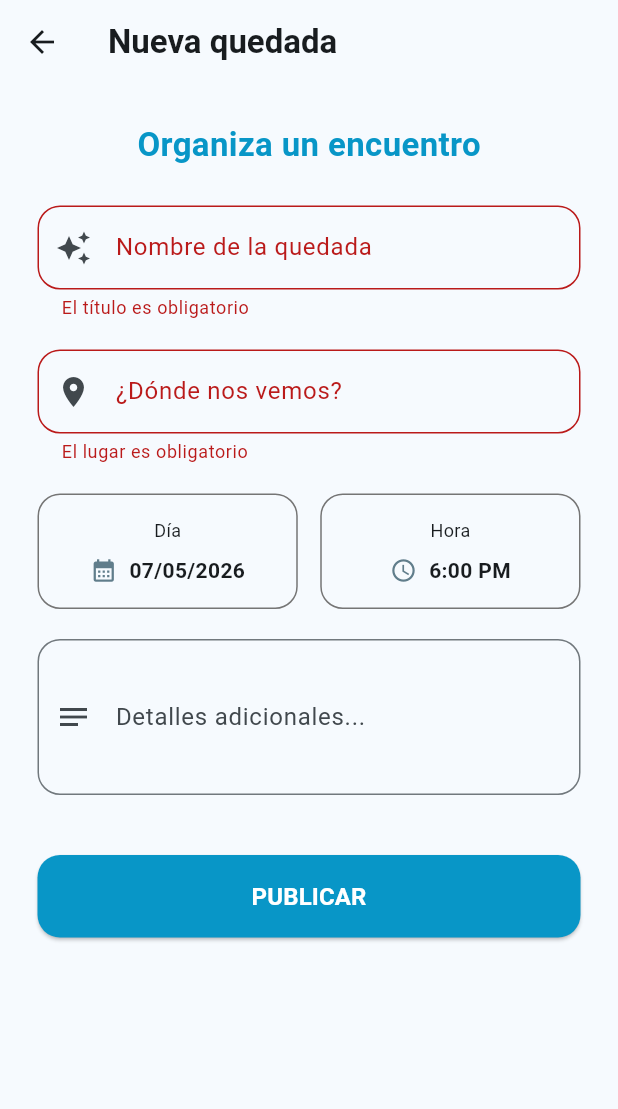
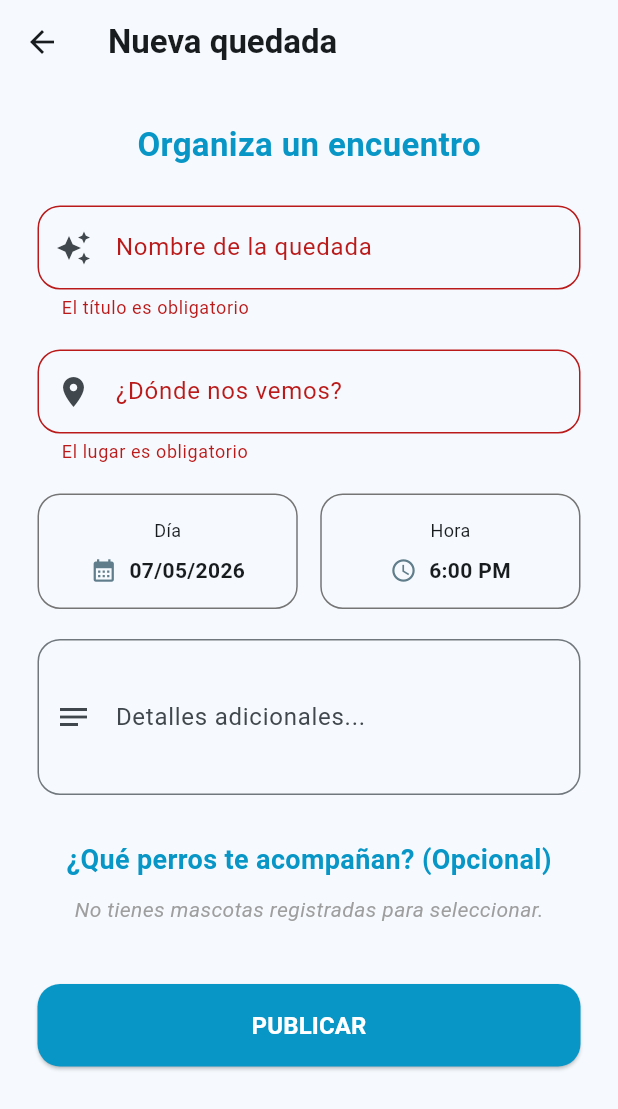
Before and after one commit to marialandero/pawpark-frontend, a Flutter app: the FormQuedadaScreen screen opened by its route, after a tap on "PUBLICAR", on a phone screen of 412 x 824 dp. Shown: the top 1109 px of the screen. Run offline on Flutter 3.47's test engine with Material 3 defaults, Android fonts, the light colour scheme and no system bars; our stand-ins replace email_validator, firebase_auth, firebase_core, flutter_map, google_fonts, image_picker and 1 more; accounts and stored records are empty; Roboto replaces fonts that are missing (Didact Gothic).

Commit message:
Fallos con las pantallas de Quedadas pulidos

```diff
--- a/lib/main.dart
+++ b/lib/main.dart
@@ -10,11 +10,11 @@ import 'package:pawpark_frontend/screens/feed/search_screen.dart';
 import 'package:pawpark_frontend/screens/mapas/mapa_prueba.dart';
 import 'package:pawpark_frontend/screens/mapas/mapas_screen.dart';
 import 'package:pawpark_frontend/screens/perfil/form_editar_perfil_screen.dart';
-import 'package:pawpark_frontend/screens/perfil/form_crear_mascota_screen.dart';
+import 'package:pawpark_frontend/screens/perfil/form_mascota_screen.dart';
 import 'package:pawpark_frontend/screens/perfil/perfil_mascota_screen.dart';
 import 'package:pawpark_frontend/screens/perfil/perfil_screen.dart';
 import 'package:pawpark_frontend/screens/quedadas/detalle_quedada_screen.dart';
-import 'package:pawpark_frontend/screens/quedadas/form_crear_quedada_screen.dart';
+import 'package:pawpark_frontend/screens/quedadas/form_quedada_screen.dart';
 import 'package:pawpark_frontend/screens/quedadas/quedadas_screen.dart';
 import 'package:pawpark_frontend/theme/theme.dart';
 import 'package:pawpark_frontend/utils/util.dart';
--- a/lib/screens/quedadas/form_crear_quedada_screen.dart
+++ /dev/null
@@ -1,214 +0,0 @@
-import 'package:flutter/material.dart';
-import 'package:provider/provider.dart';
-import 'package:intl/intl.dart';
-import '../../providers/usuario_provider.dart';
-import '../../api/service/quedada_service.dart';
-
-class FormQuedadaScreen extends StatefulWidget {
-  const FormQuedadaScreen({super.key});
-
-  @override
-  State<FormQuedadaScreen> createState() => _FormQuedadaScreenState();
-}
-
-class _FormQuedadaScreenState extends State<FormQuedadaScreen> {
-  // El GlobalKey nos permite validar todos los campos del formulario a la vez
-  final _formKey = GlobalKey<FormState>();
-
-  // Controladores para capturar el texto escrito por el usuario
-  final _tituloController = TextEditingController();
-  final _descController = TextEditingController();
-  final _lugarController = TextEditingController();
-
-  // Variables de estado para la fecha y la hora (por defecto: mañana a las 18:00)
-  DateTime _fecha = DateTime.now().add(Duration(days: 1));
-  TimeOfDay _hora = TimeOfDay(hour: 18, minute: 0);
-
-  // Para mostrar un circulito de carga mientras el backend responde
-  bool _isLoading = false;
-
-  // Muestra el calendario nativo del móvil
-  Future<void> _pickDate() async {
-    final picked = await showDatePicker(
-      context: context,
-      initialDate: _fecha,
-      firstDate: DateTime.now(), // No permitimos quedadas en el pasado
-      lastDate: DateTime.now().add(Duration(days: 90)), // Máximo 3 meses vista
-    );
-    if (picked != null) setState(() => _fecha = picked);
-  }
-
-  // Muestra el reloj nativo del móvil
-  Future<void> _pickTime() async {
-    final picked = await showTimePicker(context: context, initialTime: _hora);
-    if (picked != null) setState(() => _hora = picked);
-  }
-
-  // MÉTODO PARA ENVIAR LOS DATOS A JAVA
-  Future<void> _submit() async {
-    // Validamos que los campos obligatorios estén rellenos
-    if (!_formKey.currentState!.validate()) return;
-
-    setState(() => _isLoading = true);
-
-    // Combinamos el objeto DateTime de la fecha con el TimeOfDay de la hora
-    final fechaFinal = DateTime(
-        _fecha.year, _fecha.month, _fecha.day, _hora.hour, _hora.minute
-    );
-
-    // Obtenemos el UID del creador desde el Provider (sin esperas)
-    final userProvider = Provider.of<UsuarioProvider>(context, listen: false);
-    final uid = userProvider.usuario?.firebaseUid;
-
-    // Preparamos el "paquete" (JSON) para enviar a Spring Boot
-    final payload = {
-      "creadorUid": uid,
-      "titulo": _tituloController.text,
-      "descripcion": _descController.text,
-      "lugarNombre": _lugarController.text,
-      "fechaHora": fechaFinal.toIso8601String(), // Formato ISO que entiende LocalDateTime.parse()
-    };
-
-    try {
-      // Llamamos al servicio de la API
-      final success = await QuedadaService.crearQuedada(payload);
-
-      if (success != null && mounted) {
-        // Si hay éxito, cerramos la pantalla y devolvemos 'true' para que la lista se refresque
-        Navigator.pop(context, true);
-      }
-    } catch (e) {
-      // Si el backend da error (ej: servidor apagado), mostramos aviso
-      ScaffoldMessenger.of(context).showSnackBar(
-        SnackBar(content: Text("Error al conectar con el servidor: $e")),
-      );
-    } finally {
-      if (mounted) setState(() => _isLoading = false);
-    }
-  }
-
-  @override
-  Widget build(BuildContext context) {
-    final color = Theme.of(context).colorScheme;
-    final text = Theme.of(context).textTheme;
-
-    return Scaffold(
-      appBar: AppBar(
-        title: Text("Nueva quedada", style: TextStyle(fontWeight: FontWeight.bold)),
-      ),
-      body: _isLoading
-          ? Center(child: CircularProgressIndicator())
-          : SingleChildScrollView(
-        padding: EdgeInsets.all(25),
-        child: Form(
-          key: _formKey,
-          child: Column(
-            children: [
-              Text("Organiza un encuentro",
-                  style: TextStyle(fontSize: 22, fontWeight: FontWeight.bold, color: color.primary)),
-              SizedBox(height: 25),
-
-              TextFormField(
-                controller: _tituloController,
-                decoration: _inputDeco("Nombre de la quedada", Icons.auto_awesome),
-                validator: (v) => v!.isEmpty ? "El título es obligatorio" : null,
-              ),
-              SizedBox(height: 20),
-
-              TextFormField(
-                controller: _lugarController,
-                decoration: _inputDeco("¿Dónde nos vemos?", Icons.location_on),
-                validator: (v) => v!.isEmpty ? "El lugar es obligatorio" : null,
-              ),
-              SizedBox(height: 20),
-
-              // Fila con los selectores de Fecha y Hora
-              Row(
-                children: [
-                  Expanded(
-                    child: _dateTimeTile(
-                        label: "Día",
-                        value: DateFormat('dd/MM/yyyy').format(_fecha),
-                        icon: Icons.calendar_month,
-                        onTap: _pickDate
-                    ),
-                  ),
-                  SizedBox(width: 15),
-                  Expanded(
-                    child: _dateTimeTile(
-                        label: "Hora",
-                        value: _hora.format(context),
-                        icon: Icons.schedule,
-                        onTap: _pickTime
-                    ),
-                  ),
-                ],
-              ),
-              SizedBox(height: 20),
-
-              // Campo descripción multilínea
-              TextFormField(
-                controller: _descController,
-                maxLines: 3,
-                decoration: _inputDeco("Detalles adicionales...", Icons.notes),
-              ),
-
-              SizedBox(height: 40),
-
-              // Botón de enviar
-              SizedBox(
-                width: double.infinity,
-                height: 55,
-                child: ElevatedButton(
-                  onPressed: _submit,
-                  style: ElevatedButton.styleFrom(
-                      backgroundColor: color.primary,
-                      shape: RoundedRectangleBorder(borderRadius: BorderRadius.circular(15))
-                  ),
-                  child: Text("PUBLICAR",
-                      style: TextStyle(color: color.onPrimary, fontWeight: FontWeight.bold, fontSize: 16)),
-                ),
-              )
-            ],
-          ),
-        ),
-      ),
-    );
-  }
-
-  // Estilo reutilizable para los campos de texto
-  InputDecoration _inputDeco(String label, IconData icon) => InputDecoration(
-    labelText: label,
-    prefixIcon: Icon(icon),
-    border: OutlineInputBorder(borderRadius: BorderRadius.all(Radius.circular(15))),
-  );
-
-  // Widget personalizado para los botones de Fecha/Hora
-  Widget _dateTimeTile({required String label, required String value, required IconData icon, required VoidCallback onTap}) {
-    return InkWell(
-      onTap: onTap,
-      borderRadius: BorderRadius.circular(15),
-      child: Container(
-        padding: EdgeInsets.symmetric(vertical: 15, horizontal: 10),
-        decoration: BoxDecoration(
-            border: Border.all(color: Colors.grey[600]!),
-            borderRadius: BorderRadius.circular(15)
-        ),
-        child: Column(
-          children: [
-            Text(label, style: TextStyle(fontSize: 12)),
-            SizedBox(height: 8),
-            Row(
-              mainAxisAlignment: MainAxisAlignment.center,
-              children: [
-                Icon(icon, size: 18, color: Colors.blueGrey),
-                SizedBox(width: 8),
-                Text(value, style: TextStyle(fontWeight: FontWeight.bold)),
-              ],
-            )
-          ],
-        ),
-      ),
-    );
-  }
-}
--- /dev/null
+++ b/lib/screens/quedadas/form_quedada_screen.dart
@@ -0,0 +1,301 @@
+import 'package:flutter/material.dart';
+import 'package:provider/provider.dart';
+import 'package:intl/intl.dart';
+import '../../providers/usuario_provider.dart';
+import '../../api/service/quedada_service.dart';
+
+class FormQuedadaScreen extends StatefulWidget {
+  const FormQuedadaScreen({super.key});
+
+  @override
+  State<FormQuedadaScreen> createState() => _FormQuedadaScreenState();
+}
+
+class _FormQuedadaScreenState extends State<FormQuedadaScreen> {
+  // El GlobalKey nos permite validar todos los campos del formulario a la vez
+  final _formKey = GlobalKey<FormState>();
+
+  // Controladores para capturar el texto escrito por el usuario
+  final _tituloController = TextEditingController();
+  final _descController = TextEditingController();
+  final _lugarController = TextEditingController();
+
+  // Variable para almacenar los perros seleccionados (puede quedar vacía)
+  List<int> _mascotasSeleccionadas = [];
+
+  // Variables de estado para la fecha y la hora (por defecto: mañana a las 18:00)
+  DateTime _fecha = DateTime.now().add(Duration(days: 1));
+  TimeOfDay _hora = TimeOfDay(hour: 18, minute: 0);
+
+  // Para mostrar un circulito de carga mientras el backend responde
+  bool _isLoading = false;
+
+  // Muestra el calendario nativo del móvil
+  Future<void> _pickDate() async {
+    final picked = await showDatePicker(
+      context: context,
+      initialDate: _fecha,
+      firstDate: DateTime.now(), // No permitimos quedadas en el pasado
+      lastDate: DateTime.now().add(Duration(days: 90)), // Máximo 3 meses vista
+    );
+    if (picked != null) setState(() => _fecha = picked);
+  }
+
+  // Muestra el reloj nativo del móvil
+  Future<void> _pickTime() async {
+    final picked = await showTimePicker(context: context, initialTime: _hora);
+    if (picked != null) setState(() => _hora = picked);
+  }
+
+  // MÉTODO PARA ENVIAR LOS DATOS A JAVA
+  Future<void> _submit() async {
+    // Validamos que los campos obligatorios estén rellenos
+    if (!_formKey.currentState!.validate()) return;
+
+    setState(() => _isLoading = true);
+
+    // Combinamos el objeto DateTime de la fecha con el TimeOfDay de la hora
+    final fechaFinal = DateTime(
+      _fecha.year,
+      _fecha.month,
+      _fecha.day,
+      _hora.hour,
+      _hora.minute,
+    );
+
+    // Obtenemos el UID del creador desde el Provider (sin esperas)
+    final userProvider = Provider.of<UsuarioProvider>(context, listen: false);
+    final uid = userProvider.usuario?.firebaseUid;
+
+    // Preparamos el "paquete" (JSON) para enviar a Spring Boot
+    final payload = {
+      "creadorUid": uid,
+      "titulo": _tituloController.text,
+      "descripcion": _descController.text,
+      "lugarNombre": _lugarController.text,
+      "fechaHora": fechaFinal.toIso8601String(),
+      // Formato ISO que entiende LocalDateTime.parse()
+      "mascotasIds": _mascotasSeleccionadas,
+      // Se envía la lista (vacía o con IDs)
+    };
+
+    try {
+      // Llamamos al servicio de la API
+      final success = await QuedadaService.crearQuedada(payload);
+
+      if (success != null && mounted) {
+        // Si hay éxito, cerramos la pantalla y devolvemos 'true' para que la lista se refresque
+        Navigator.pop(context, true);
+      }
+    } catch (e) {
+      // Si el backend da error (ej: servidor apagado), mostramos aviso
+      ScaffoldMessenger.of(context).showSnackBar(
+        SnackBar(content: Text("Error al conectar con el servidor: $e")),
+      );
+    } finally {
+      if (mounted) setState(() => _isLoading = false);
+    }
+  }
+
+  @override
+  Widget build(BuildContext context) {
+    final color = Theme.of(context).colorScheme;
+    final text = Theme.of(context).textTheme;
+    final userProvider = context.watch<UsuarioProvider>();
+
+    return Scaffold(
+      appBar: AppBar(
+        title: Text(
+          "Nueva quedada",
+          style: TextStyle(fontWeight: FontWeight.bold),
+        ),
+      ),
+      body: _isLoading
+          ? Center(child: CircularProgressIndicator())
+          : SingleChildScrollView(
+              padding: EdgeInsets.all(25),
+              child: Form(
+                key: _formKey,
+                child: Column(
+                  children: [
+                    Text(
+                      "Organiza un encuentro",
+                      style: TextStyle(
+                        fontSize: 22,
+                        fontWeight: FontWeight.bold,
+                        color: color.primary,
+                      ),
+                    ),
+                    SizedBox(height: 25),
+
+                    TextFormField(
+                      controller: _tituloController,
+                      decoration: _inputDeco(
+                        "Nombre de la quedada",
+                        Icons.auto_awesome,
+                      ),
+                      validator: (v) =>
+                          v!.isEmpty ? "El título es obligatorio" : null,
+                    ),
+                    SizedBox(height: 20),
+
+                    TextFormField(
+                      controller: _lugarController,
+                      decoration: _inputDeco(
+                        "¿Dónde nos vemos?",
+                        Icons.location_on,
+                      ),
+                      validator: (v) =>
+                          v!.isEmpty ? "El lugar es obligatorio" : null,
+                    ),
+                    SizedBox(height: 20),
+
+                    // Fila con los selectores de Fecha y Hora
+                    Row(
+                      children: [
+                        Expanded(
+                          child: _dateTimeTile(
+                            label: "Día",
+                            value: DateFormat('dd/MM/yyyy').format(_fecha),
+                            icon: Icons.calendar_month,
+                            onTap: _pickDate,
+                          ),
+                        ),
+                        SizedBox(width: 15),
+                        Expanded(
+                          child: _dateTimeTile(
+                            label: "Hora",
+                            value: _hora.format(context),
+                            icon: Icons.schedule,
+                            onTap: _pickTime,
+                          ),
+                        ),
+                      ],
+                    ),
+                    SizedBox(height: 20),
+
+                    // Campo descripción multilínea
+                    TextFormField(
+                      controller: _descController,
+                      maxLines: 3,
+                      decoration: _inputDeco(
+                        "Detalles adicionales...",
+                        Icons.notes,
+                      ),
+                    ),
+
+                    SizedBox(height: 30),
+                    Text(
+                      "¿Qué perros te acompañan? (Opcional)",
+                      style: TextStyle(
+                        fontSize: 18,
+                        fontWeight: FontWeight.bold,
+                        color: color.primary,
+                      ),
+                    ),
+                    SizedBox(height: 10),
+                    if (userProvider.usuario != null &&
+                        userProvider.usuario!.mascotas.isNotEmpty)
+                      ...userProvider.usuario!.mascotas
+                          .map(
+                            (m) => CheckboxListTile(
+                              title: Text(m.nombre),
+                              secondary: const Icon(Icons.pets),
+                              value: _mascotasSeleccionadas.contains(m.id),
+                              onChanged: (bool? seleccionado) {
+                                setState(() {
+                                  if (seleccionado == true) {
+                                    _mascotasSeleccionadas.add(m.id!);
+                                  } else {
+                                    _mascotasSeleccionadas.remove(m.id);
+                                  }
+                                });
+                              },
+                              activeColor: color.primary,
+                              contentPadding: EdgeInsets.zero,
+                              controlAffinity: ListTileControlAffinity.leading,
+                            ),
+                          )
+                          .toList()
+                    else
+                      Text(
+                        "No tienes mascotas registradas para seleccionar.",
+                        style: TextStyle(
+                          color: Colors.grey,
+                          fontStyle: FontStyle.italic,
+                        ),
+                      ),
+                    SizedBox(height: 40),
+
+                    // Botón de enviar
+                    SizedBox(
+                      width: double.infinity,
+                      height: 55,
+                      child: ElevatedButton(
+                        onPressed: _submit,
+                        style: ElevatedButton.styleFrom(
+                          backgroundColor: color.primary,
+                          shape: RoundedRectangleBorder(
+                            borderRadius: BorderRadius.circular(15),
+                          ),
+                        ),
+                        child: Text(
+                          "PUBLICAR",
+                          style: TextStyle(
+                            color: color.onPrimary,
+                            fontWeight: FontWeight.bold,
+                            fontSize: 16,
+                          ),
+                        ),
+                      ),
+                    ),
+                  ],
+                ),
+              ),
+            ),
+    );
+  }
+
+  // Estilo reutilizable para los campos de texto
+  InputDecoration _inputDeco(String label, IconData icon) => InputDecoration(
+    labelText: label,
+    prefixIcon: Icon(icon),
+    border: OutlineInputBorder(
+      borderRadius: BorderRadius.all(Radius.circular(15)),
+    ),
+  );
+
+  // Widget personalizado para los botones de Fecha/Hora
+  Widget _dateTimeTile({
+    required String label,
+    required String value,
+    required IconData icon,
+    required VoidCallback onTap,
+  }) {
+    return InkWell(
+      onTap: onTap,
+      borderRadius: BorderRadius.circular(15),
+      child: Container(
+        padding: EdgeInsets.symmetric(vertical: 15, horizontal: 10),
+        decoration: BoxDecoration(
+          border: Border.all(color: Colors.grey[600]!),
+          borderRadius: BorderRadius.circular(15),
+        ),
+        child: Column(
+          children: [
+            Text(label, style: TextStyle(fontSize: 12)),
+            SizedBox(height: 8),
+            Row(
+              mainAxisAlignment: MainAxisAlignment.center,
+              children: [
+                Icon(icon, size: 18, color: Colors.blueGrey),
+                SizedBox(width: 8),
+                Text(value, style: TextStyle(fontWeight: FontWeight.bold)),
+              ],
+            ),
+          ],
+        ),
+      ),
+    );
+  }
+}
```
Also changed, not shown: lib/providers/quedada_provider.dart (+27 -2 lines), lib/screens/quedadas/quedadas_screen.dart (+43 -40 lines), lib/screens/perfil/form_mascota_screen.dart (renamed from lib/screens/perfil/form_crear_mascota_screen.dart).
